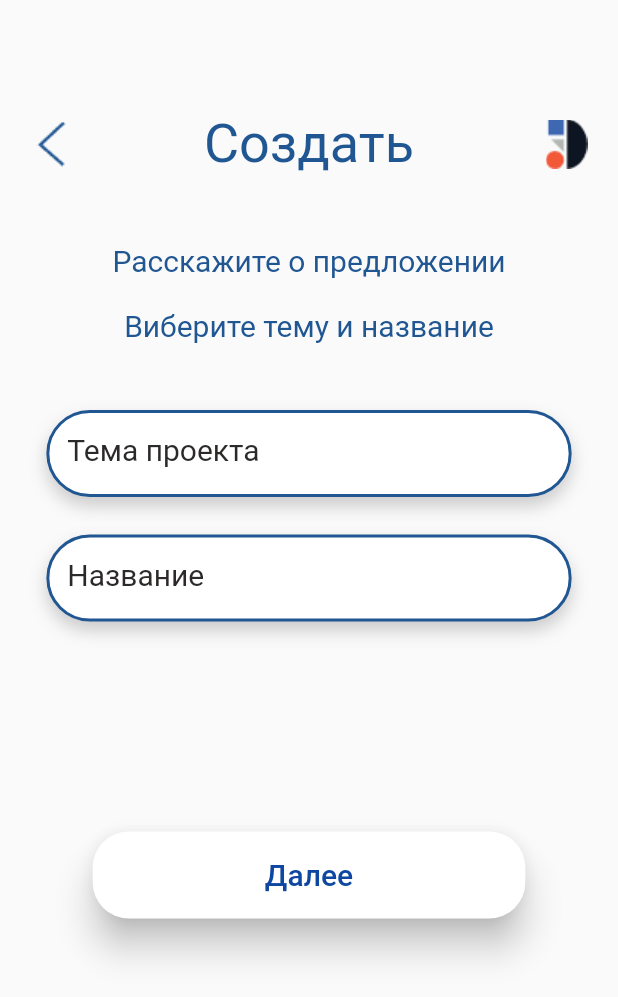
After one commit to Q-F-L/InnovatorVKE, a Flutter app: the CreatePage screen opened directly, on a phone screen of 412 x 824 dp. The commit adds this screen. Shown: the top 997 px of the screen. Run offline on Flutter 3.47's test engine with Material 2 defaults, Android fonts, the phone set to English and light mode, and no system bars.

Commit message:
create project create page

```diff
--- /dev/null
+++ b/lib/create_project.dart
@@ -0,0 +1,180 @@
+import 'package:flutter/cupertino.dart';
+import 'package:flutter/material.dart';
+
+class CreatePage extends StatelessWidget {
+  const CreatePage({Key? key}) : super(key: key);
+
+  @override
+  Widget build(BuildContext context) {
+    return Scaffold(
+      body: Container(
+        padding: EdgeInsets.only(top: 30),
+        child: Column(
+          children: [
+            Expanded(
+              flex: 1,
+              child: Row(
+                children: [
+                  Expanded(
+                    flex: 1,
+                    child: GestureDetector(
+                        onTap: (){
+                          Navigator.pushNamed(context, '/menu_page');
+                        },
+                        child: Image.asset('assets/arrow_back.png')
+                    ),
+                  ),
+                  Expanded(
+                      flex: 4,
+                      child: Text(
+                        'Создать',
+                        style: TextStyle(
+                          fontSize: 36,
+                          color: Color.fromRGBO(32, 86, 146, 1),
+                          fontWeight: FontWeight.w400
+                        ),
+                        textAlign: TextAlign.center,
+                      ),
+                  ),
+                  Expanded(
+                      flex: 1,
+                      child: Image.asset('assets/logo_image.png')
+                  ),
+                ],
+              ),
+            ),
+
+            Expanded(
+              flex: 5,
+              child: Container(
+                width: MediaQuery.of(context).size.width * 0.85,
+                child: ListView(
+                  children: [
+                    Text(
+                      'Расскажите о предложении',
+                      style: TextStyle(
+                        fontSize: 20,
+                        color: Color.fromRGBO(32, 86, 146, 1),
+                      ),
+                      textAlign: TextAlign.center,
+                    ),
+                    SizedBox(
+                      height: 20,
+                    ),
+                    Text(
+                      'Виберите тему и название',
+                      style: TextStyle(
+                        fontSize: 20,
+                        color: Color.fromRGBO(32, 86, 146, 1),
+                      ),
+                      textAlign: TextAlign.center,
+                    ),
+                    SizedBox(
+                      height: 20,
+                    ),
+                    Form(
+                      child: Column(
+                        children: [
+                          Container(
+                            margin: EdgeInsets.only(top: 25),
+
+                            height: 58,
+                            width: MediaQuery
+                                .of(context)
+                                .size
+                                .height * 0.5,
+                            decoration: BoxDecoration(
+                              color: Colors.white,
+                              border: Border.all(color: Color.fromRGBO(32, 86, 146, 1),width: 2),
+                              borderRadius: BorderRadius.circular(90),
+                              //border corner radius
+                              boxShadow: [
+                                BoxShadow(
+                                  color: Colors.grey.withOpacity(0.5),
+                                  //color of shadow
+                                  spreadRadius: 0.2,
+                                  //spread radius
+                                  blurRadius: 9,
+                                  // blur radius
+                                  offset: Offset(0, 6), // changes position of shadow
+                                ),
+                              ],
+                            ),
+                            child: TextFormField(
+                              decoration: InputDecoration(
+                                hintText: 'Тема проекта',
+                              ),
+                            ),
+                          ),
+
+                          Container(
+                            margin: EdgeInsets.only(top: 25),
+
+                            height: 58,
+                            width: MediaQuery
+                                .of(context)
+                                .size
+                                .height * 0.5,
+                            decoration: BoxDecoration(
+                              color: Colors.white,
+                              border: Border.all(color: Color.fromRGBO(32, 86, 146, 1),width: 2),
+                              borderRadius: BorderRadius.circular(90),
+                              //border corner radius
+                              boxShadow: [
+                                BoxShadow(
+                                  color: Colors.grey.withOpacity(0.5),
+                                  //color of shadow
+                                  spreadRadius: 0.2,
+                                  //spread radius
+                                  blurRadius: 9,
+                                  // blur radius
+                                  offset: Offset(0, 6), // changes position of shadow
+                                ),
+                              ],
+                            ),
+                            child: TextFormField(
+                              decoration: InputDecoration(
+                                hintText: 'Название',
+                              ),
+                            ),
+                          ),
+
+                          Container(
+                            width: MediaQuery.of(context).size.width * 0.7,
+                            margin: EdgeInsets.only(top: 140),
+                            child: ElevatedButton(
+                                style: ButtonStyle(
+                                  backgroundColor: MaterialStateProperty.all(Color.fromRGBO(255, 255, 255, 1)),
+                                  minimumSize: MaterialStateProperty.all(
+                                      Size(MediaQuery.of(context).size.width * 0.7, 58)
+                                  ),
+                                  shadowColor: MaterialStateProperty.all(Color.fromRGBO(1, 1, 1, 1)),
+                                  shape: MaterialStateProperty.all(RoundedRectangleBorder(
+                                    borderRadius: BorderRadius.circular(24),
+                                    // side: BorderSide(color: Colors.red),
+                                  )),
+                                  elevation: MaterialStateProperty.all(10),
+                                  // padding: MaterialStateProperty.all(EdgeInsets.all(20))
+                                ),
+                                onPressed: (){
+                                  Navigator.pushNamed(context, '/menu_page');
+                                },
+                                child: Text(
+                                  'Далее',
+                                  style: TextStyle(color: Colors.blue[900], fontSize: 20),
+                                )
+                            ),
+                          ),
+                        ],
+                      ),
+                    )
+                  ],
+                ),
+              ),
+            )
+          ],
+        ),
+      ),
+    );
+  }
+}
--- a/lib/main.dart
+++ b/lib/main.dart
@@ -1,8 +1,10 @@
 import 'package:diplomka/hi_page.dart';
 import 'package:diplomka/register_page.dart';
 import 'package:diplomka/sms_page.dart';
+import 'package:diplomka/create_project.dart';
 import 'package:flutter/material.dart';
 
+import 'create_project_now.dart';
 import 'login.dart';
 import 'menu_page.dart';
 
@@ -37,13 +39,15 @@ class MyApp extends StatelessWidget {
           ),
         ),
       ),
-      home: const MenuPage(),
+      home: const CreateNowPage(),
       routes: {
         '/hi_page': (context) => HiPage(),
         '/register_page': (context) => RegisterPage(),
         '/login_page': (context) => LoginPage(),
         '/sms_page': (context) => SmsPage(),
         '/menu_page': (context) => MenuPage(),
+        '/create_page': (context) => CreatePage(),
+        '/create_page': (context) => CreateNowPage(),
       },
       // initialRoute: '/hi_page',
     );
--- a/lib/menu_page.dart
+++ b/lib/menu_page.dart
@@ -20,7 +20,7 @@ class MenuPage extends StatelessWidget {
                         child: Container()
                     ),
                     Expanded(
-                      flex: 2,
+                      flex: 4,
                         child: Image.asset('assets/logo_text.png')
                     ),
                     Expanded(
@@ -57,7 +57,7 @@ class MenuPage extends StatelessWidget {
                             ]),
                         child: GestureDetector(
                           onTap: (){
-                            Navigator.pushNamed(context, '/login_page');
+                            Navigator.pushNamed(context, '/create_page');
                           },
                           child: Row(
                             mainAxisAlignment: MainAxisAlignment.center,
```
Also changed, not shown: assets/arrow_back.png (added), assets/photo.png (added), assets/user_icon.png (added), assets/video.png (added).
